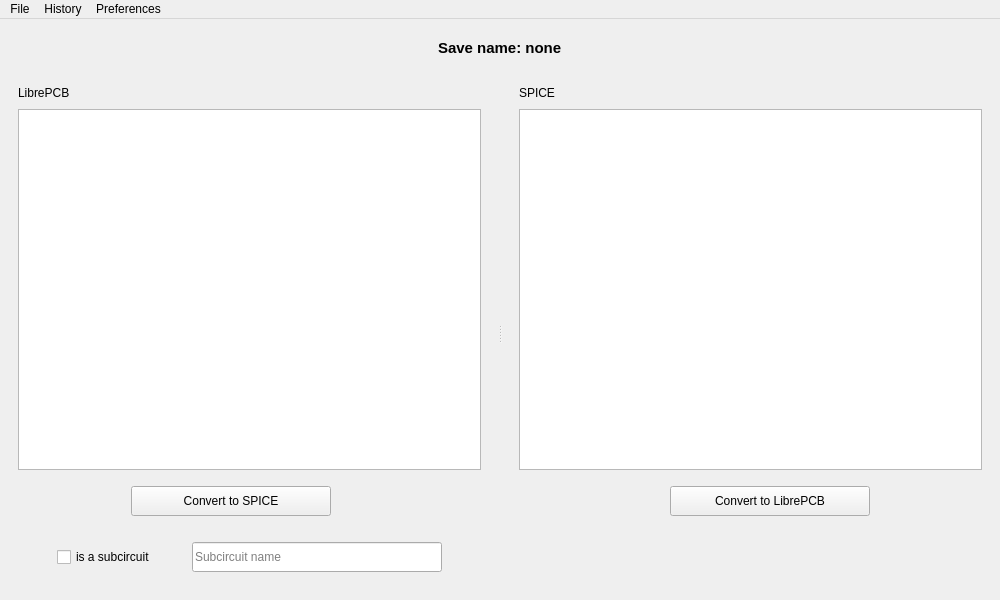
SirBlaz333/L2Spice, file ui/mainwindow.ui: the form before one commit.
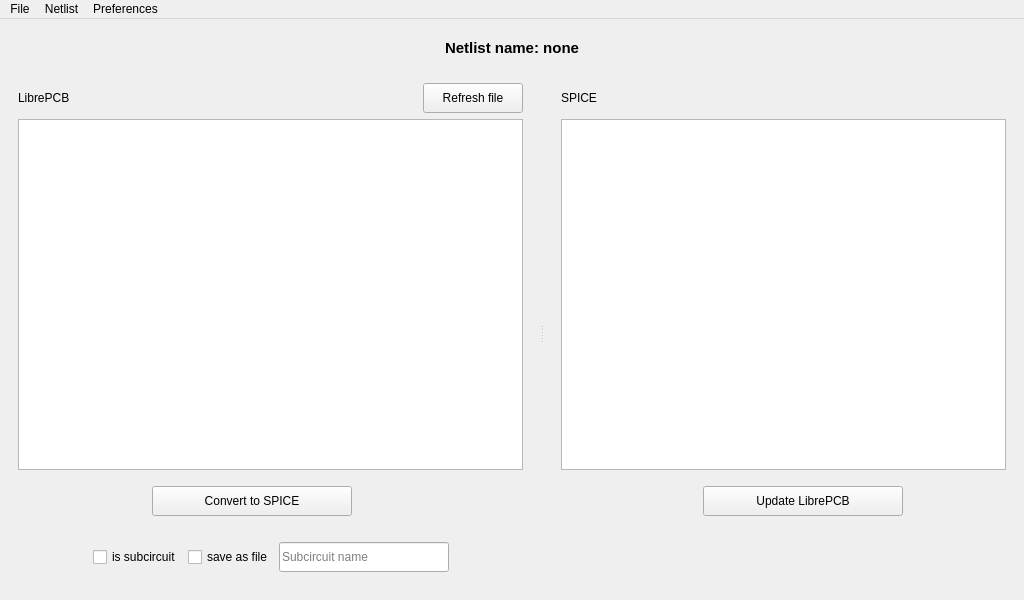
The form after the commit. Icons and pictures are not drawn.

Commit message: Add Open Libre netlist button. Add save as file checkbox for a subcircuit. Refactor code

```diff
--- a/ui/mainwindow.ui
+++ b/ui/mainwindow.ui
@@ -6,7 +6,7 @@
    <rect>
     <x>0</x>
     <y>0</y>
-    <width>1000</width>
+    <width>1024</width>
     <height>600</height>
    </rect>
   </property>
@@ -18,7 +18,7 @@
   </property>
   <property name="minimumSize">
    <size>
-    <width>1000</width>
+    <width>1024</width>
     <height>600</height>
    </size>
   </property>
@@ -72,12 +72,18 @@
        </font>
       </property>
       <property name="text">
-       <string>Save name: none</string>
+       <string>Netlist name: none</string>
       </property>
      </widget>
     </item>
     <item row="1" column="0">
      <widget class="QSplitter" name="splitter">
+      <property name="minimumSize">
+       <size>
+        <width>0</width>
+        <height>0</height>
+       </size>
+      </property>
       <property name="lineWidth">
        <number>1</number>
       </property>
@@ -91,6 +97,12 @@
        <bool>false</bool>
       </property>
       <widget class="QFrame" name="libreFrame">
+       <property name="minimumSize">
+        <size>
+         <width>0</width>
+         <height>0</height>
+        </size>
+       </property>
        <property name="frameShape">
         <enum>QFrame::NoFrame</enum>
        </property>
@@ -99,23 +111,46 @@
        </property>
        <layout class="QVBoxLayout" name="verticalLayout">
         <item>
-         <widget class="QLabel" name="libreLabel">
-          <property name="minimumSize">
-           <size>
-            <width>0</width>
-            <height>20</height>
-           </size>
-          </property>
-          <property name="maximumSize">
-           <size>
-            <width>16777215</width>
-            <height>20</height>
-           </size>
-          </property>
-          <property name="text">
-           <string>LibrePCB</string>
-          </property>
-         </widget>
+         <layout class="QHBoxLayout" name="horizontalLayout_5">
+          <item>
+           <widget class="QLabel" name="libreLabel">
+            <property name="minimumSize">
+             <size>
+              <width>100</width>
+              <height>20</height>
+             </size>
+            </property>
+            <property name="maximumSize">
+             <size>
+              <width>16777215</width>
+              <height>20</height>
+             </size>
+            </property>
+            <property name="text">
+             <string>LibrePCB</string>
+            </property>
+           </widget>
+          </item>
+          <item>
+           <widget class="QPushButton" name="pushButton">
+            <property name="minimumSize">
+             <size>
+              <width>100</width>
+              <height>30</height>
+             </size>
+            </property>
+            <property name="maximumSize">
+             <size>
+              <width>100</width>
+              <height>30</height>
+             </size>
+            </property>
+            <property name="text">
+             <string>Refresh file</string>
+            </property>
+           </widget>
+          </item>
+         </layout>
         </item>
         <item>
          <widget class="QTextEdit" name="notationLibreTextEdit">
@@ -140,7 +175,7 @@
           </property>
           <property name="minimumSize">
            <size>
-            <width>0</width>
+            <width>400</width>
             <height>50</height>
            </size>
           </property>
@@ -234,7 +269,7 @@
           </property>
           <property name="minimumSize">
            <size>
-            <width>0</width>
+            <width>400</width>
             <height>50</height>
            </size>
           </property>
@@ -245,16 +280,42 @@
            </size>
           </property>
           <layout class="QHBoxLayout" name="horizontalLayout_2">
+           <item>
+            <spacer name="horizontalSpacer">
+             <property name="orientation">
+              <enum>Qt::Horizontal</enum>
+             </property>
+             <property name="sizeHint" stdset="0">
+              <size>
+               <width>40</width>
+               <height>20</height>
+              </size>
+             </property>
+            </spacer>
+           </item>
            <item>
             <widget class="QCheckBox" name="subcircuitCheckBox">
              <property name="sizePolicy">
-              <sizepolicy hsizetype="Fixed" vsizetype="Fixed">
+              <sizepolicy hsizetype="Expanding" vsizetype="Fixed">
                <horstretch>0</horstretch>
                <verstretch>0</verstretch>
               </sizepolicy>
              </property>
              <property name="text">
-              <string>is a subcircuit</string>
+              <string>is subcircuit</string>
+             </property>
+            </widget>
+           </item>
+           <item>
+            <widget class="QCheckBox" name="subcircuitSaveCheckbox">
+             <property name="sizePolicy">
+              <sizepolicy hsizetype="Expanding" vsizetype="Fixed">
+               <horstretch>0</horstretch>
+               <verstretch>0</verstretch>
+              </sizepolicy>
+             </property>
+             <property name="text">
+              <string>save as file</string>
              </property>
             </widget>
            </item>
@@ -262,7 +323,7 @@
             <widget class="QLineEdit" name="subcircuitNameLineEdit">
              <property name="minimumSize">
               <size>
-               <width>250</width>
+               <width>170</width>
                <height>30</height>
               </size>
              </property>
@@ -283,25 +344,44 @@
              </property>
             </widget>
            </item>
+           <item>
+            <spacer name="horizontalSpacer_4">
+             <property name="orientation">
+              <enum>Qt::Horizontal</enum>
+             </property>
+             <property name="sizeHint" stdset="0">
+              <size>
+               <width>40</width>
+               <height>20</height>
+              </size>
+             </property>
+            </spacer>
+           </item>
           </layout>
          </widget>
         </item>
        </layout>
       </widget>
       <widget class="QFrame" name="spiceFrame">
+       <property name="minimumSize">
+        <size>
+         <width>0</width>
+         <height>0</height>
+        </size>
+       </property>
        <layout class="QVBoxLayout" name="verticalLayout_2">
         <item>
          <widget class="QLabel" name="spiceLabel">
           <property name="minimumSize">
            <size>
             <width>0</width>
-            <height>20</height>
+            <height>30</height>
            </size>
           </property>
           <property name="maximumSize">
            <size>
             <width>16777215</width>
-            <height>20</height>
+            <height>30</height>
            </size>
           </property>
           <property name="text">
@@ -332,7 +412,7 @@
           </property>
           <property name="minimumSize">
            <size>
-            <width>0</width>
+            <width>400</width>
             <height>50</height>
            </size>
           </property>
@@ -399,7 +479,7 @@
               </size>
              </property>
              <property name="text">
-              <string>Convert to LibrePCB</string>
+              <string>Update LibrePCB</string>
              </property>
             </widget>
            </item>
@@ -423,7 +503,7 @@
          <widget class="QWidget" name="emptyWidget" native="true">
           <property name="minimumSize">
            <size>
-            <width>0</width>
+            <width>400</width>
             <height>50</height>
            </size>
           </property>
@@ -446,11 +526,11 @@
     <rect>
      <x>0</x>
      <y>0</y>
-     <width>1000</width>
+     <width>1024</width>
      <height>25</height>
     </rect>
    </property>
-   <widget class="QMenu" name="menuEdit">
+   <widget class="QMenu" name="fileEdit">
     <property name="title">
      <string>File</string>
     </property>
@@ -458,23 +538,23 @@
     <addaction name="actionSave_As"/>
     <addaction name="actionSave_subcircuit"/>
    </widget>
-   <widget class="QMenu" name="menuEdit_2">
+   <widget class="QMenu" name="netlistEdit">
     <property name="title">
-     <string>History</string>
+     <string>Netlist</string>
     </property>
     <addaction name="actionLast_save"/>
     <addaction name="actionPrevious_save"/>
     <addaction name="actionNext_save"/>
    </widget>
-   <widget class="QMenu" name="menuPreferences">
+   <widget class="QMenu" name="preferencedEdit">
     <property name="title">
      <string>Preferences</string>
     </property>
     <addaction name="actionHome_directory"/>
    </widget>
-   <addaction name="menuEdit"/>
-   <addaction name="menuEdit_2"/>
-   <addaction name="menuPreferences"/>
+   <addaction name="fileEdit"/>
+   <addaction name="netlistEdit"/>
+   <addaction name="preferencedEdit"/>
   </widget>
   <action name="actionPrevious_save">
    <property name="text">
```
Left out of the diff: 44 changed lines with no effect on the pictures. The commit also changes 17 other files.
